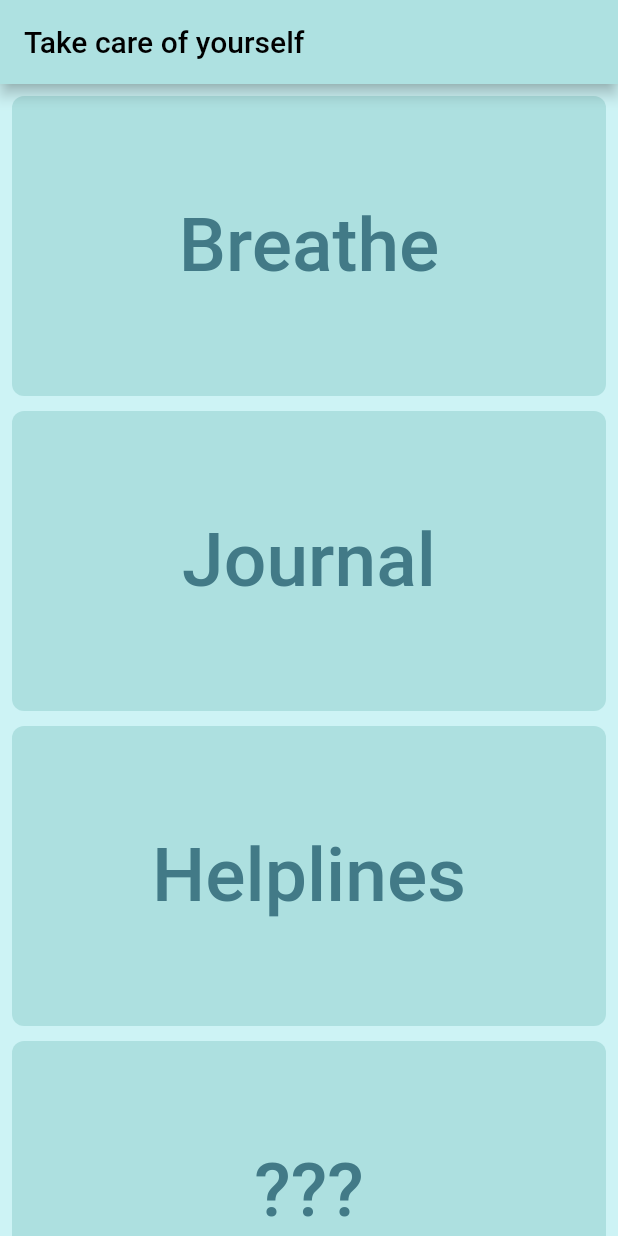
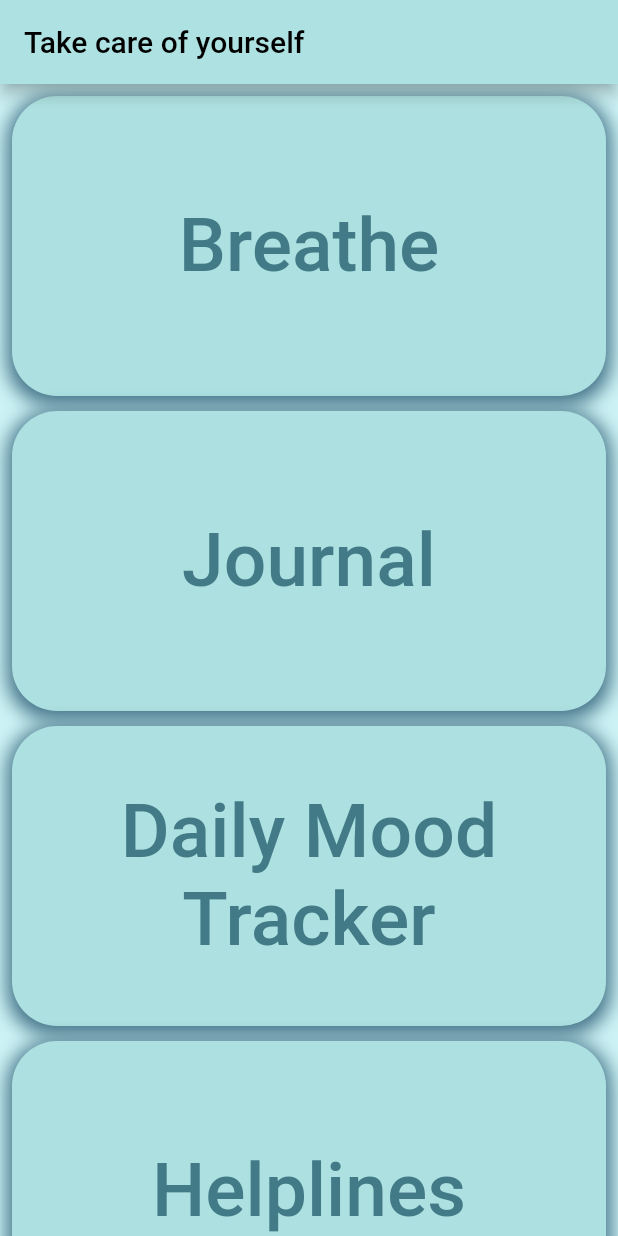
Before and after one commit to J051333/mental_health, a Flutter app: the screen it shows after launch, on a phone screen of 412 x 824 dp. Run offline on Flutter 3.47's test engine with Material 2 defaults, Android fonts, the phone set to English and light mode, and no system bars; our stand-ins replace syncfusion_flutter_charts, webview_flutter; missing offline and left inert: aes_crypt_null_safe.

Commit message:
Added prototype mood tracker chart

```diff
--- /dev/null
+++ b/lib/day_tracker/mood.dart
@@ -0,0 +1,8 @@
+/// Represents a Mood entry
+class Mood {
+  Mood(this.level, this.when);
+
+  final int level;
+  final DateTime when;
+
+}
--- a/lib/main.dart
+++ b/lib/main.dart
@@ -6,6 +6,7 @@ import 'package:mental_health/helplines.dart';
 import 'package:mental_health/journals.dart';
 import 'package:mental_health/mh_colors.dart';
 import 'package:mental_health/breathe.dart';
+import 'package:mental_health/day_tracker/day_tracker_menu.dart';
 
 void main() {
   runApp(const MyApp());
@@ -50,6 +51,7 @@ class _HomePageState extends State<HomePage> {
         child: ListView(
           padding: const EdgeInsets.all(8),
           children: <Widget>[
+            // Breathe
             MenuItem("Breathe", () {
               Future.microtask(() {
                 Navigator.push(
@@ -62,6 +64,7 @@ class _HomePageState extends State<HomePage> {
               });
             }),
             const SizedBox(height: menuSpacing),
+            // Journals
             MenuItem("Journal", () {
               Future.microtask(() {
                 Navigator.push(
@@ -74,9 +77,23 @@ class _HomePageState extends State<HomePage> {
               });
             }),
             const SizedBox(height: menuSpacing),
+            // Mood Tracker
+            MenuItem("Daily Mood Tracker", () {
+              Future.microtask(() {
+                Navigator.push(
+                  context,
+                  MaterialPageRoute(
+                    builder: (context) => const TrackerChart(),
+                    maintainState: false,
+                  ),
+                );
+              });
+            }),
+            const SizedBox(height: menuSpacing),
+            // Helplines
             MenuItem(
               "Helplines",
-              () {
+                  () {
                 Future.microtask(() {
                   Navigator.push(
                     context,
@@ -88,8 +105,6 @@ class _HomePageState extends State<HomePage> {
                 });
               },
             ),
-            const SizedBox(height: menuSpacing),
-            MenuItem("???", () {}),
           ],
         ),
       ),
@@ -118,6 +133,7 @@ class MenuItem extends StatelessWidget {
               color: MHColors.menuButtonTextColor,
               fontSize: 50,
             ),
+            textAlign: TextAlign.center,
           ),
         ),
         onPressed: () {
@@ -131,7 +147,15 @@ class MenuItem extends StatelessWidget {
         //   color: Colors.black12,
         //   width: 2,
         // ),
-        borderRadius: const BorderRadius.all(Radius.circular(8)),
+        borderRadius: const BorderRadius.all(Radius.circular(30)),
+        boxShadow: [
+          BoxShadow(
+            color: MHColors.menuButtonShadowColor,
+            spreadRadius: 3,
+            blurRadius: 10,
+            offset: const Offset(0, 3),
+          ),
+        ],
       ),
     );
   }
--- a/lib/mh_colors.dart
+++ b/lib/mh_colors.dart
@@ -7,6 +7,8 @@ class MHColors {
   static final menuBGColor = createMaterialColor(const Color(0xffcdf3f5));
   static final menuButtonColor = createMaterialColor(const Color(0xffade0e0));
   static final menuButtonTextColor = createMaterialColor(const Color(0xFF427A87));
+  static final menuButtonShadowColor = createMaterialColor(const Color(
+      0xFF427187));
 
   // Breathe colors
   static final breatheTextTwo = createMaterialColor(const Color (0xFF261863));
@@ -18,6 +20,9 @@ class MHColors {
   // Helpline Colors
   static final helplineTextColor = createMaterialColor(const Color(0xFF8A76FC));
   static final helplineLinkColor = createMaterialColor(const Color(0xFF16765E));
+
+  // Mood Tracker Colors
+  static final trackerLineColor = createMaterialColor(const Color(0xFF20C298));
 
   /// Creates a material color swatch from the [color].
   /// https://gist.github.com/filipvk/244be04f1dbdba52788017f008477484
--- a/pubspec.yaml
+++ b/pubspec.yaml
@@ -38,6 +38,7 @@ dependencies:
   path_provider: ^2.0.8
   url_launcher: ^6.0.18
   webview_flutter: ^3.0.0
+  syncfusion_flutter_charts: ^19.4.53
 
 dev_dependencies:
   flutter_test:
```
Also changed, not shown: lib/day_tracker/day_tracker_menu.dart (added, +61 -0 lines), lib/day_tracker/TrackerMenu.dart (added), pubspec.lock.
